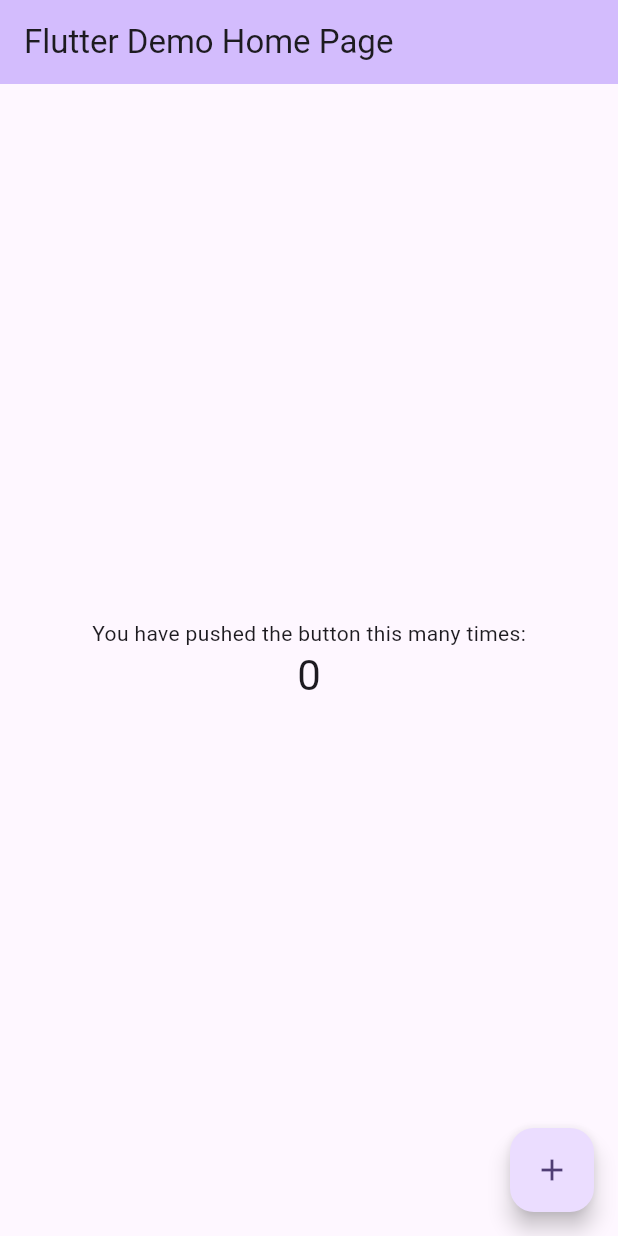
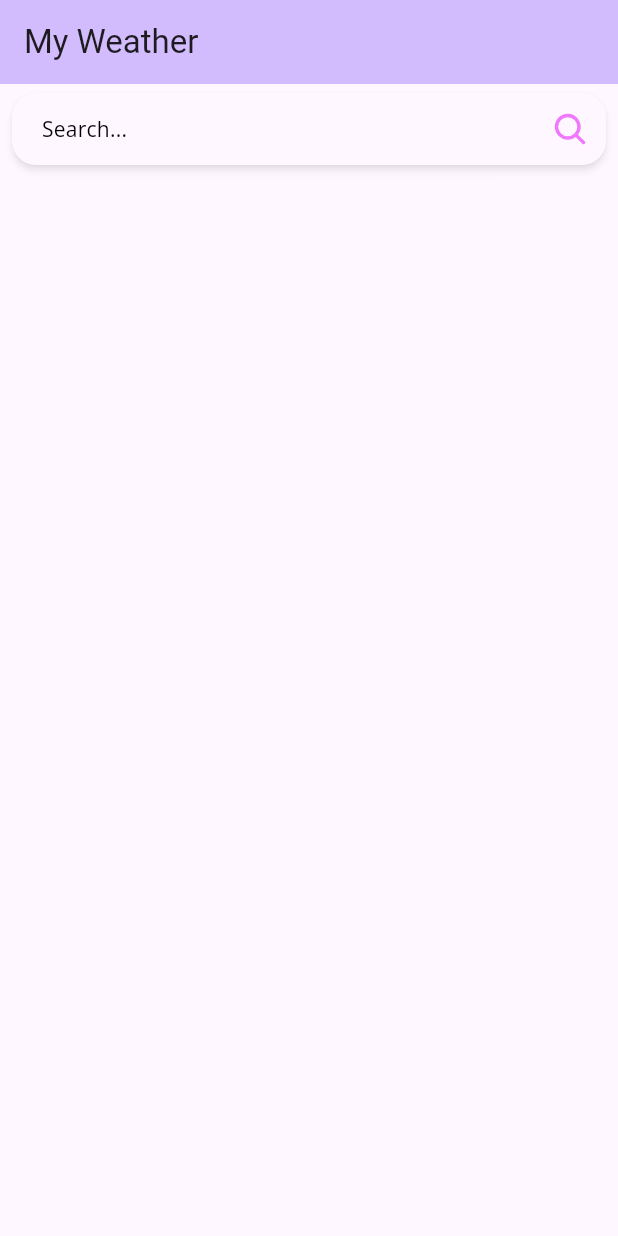
Before and after one commit to Rizqanmr/weather_app, a Flutter app: the screen it shows after launch, on a phone screen of 412 x 824 dp. Run offline on Flutter 3.47's test engine with Material 3 defaults, Android fonts, the phone set to English and light mode, and no system bars; our stand-ins replace google_fonts, material_floating_search_bar_2, phosphor_flutter.

Commit message:
create widget floating search bar

```diff
--- a/lib/main.dart
+++ b/lib/main.dart
@@ -1,4 +1,5 @@
 import 'package:flutter/material.dart';
+import 'package:weather_app/pages/homepage.dart';
 
 void main() {
   runApp(const MyApp());
@@ -11,115 +12,12 @@ class MyApp extends StatelessWidget {
   @override
   Widget build(BuildContext context) {
     return MaterialApp(
-      title: 'Flutter Demo',
+      title: 'My Weather',
       theme: ThemeData(
-        // This is the theme of your application.
-        //
-        // TRY THIS: Try running your application with "flutter run". You'll see
-        // the application has a purple toolbar. Then, without quitting the app,
-        // try changing the seedColor in the colorScheme below to Colors.green
-        // and then invoke "hot reload" (save your changes or press the "hot
-        // reload" button in a Flutter-supported IDE, or press "r" if you used
-        // the command line to start the app).
-        //
-        // Notice that the counter didn't reset back to zero; the application
-        // state is not lost during the reload. To reset the state, use hot
-        // restart instead.
-        //
-        // This works for code too, not just values: Most code changes can be
-        // tested with just a hot reload.
         colorScheme: ColorScheme.fromSeed(seedColor: Colors.deepPurple),
         useMaterial3: true,
       ),
-      home: const MyHomePage(title: 'Flutter Demo Home Page'),
+      home: const Homepage(title: 'My Weather'),
     );
   }
 }
-
-class MyHomePage extends StatefulWidget {
-  const MyHomePage({super.key, required this.title});
-
-  // This widget is the home page of your application. It is stateful, meaning
-  // that it has a State object (defined below) that contains fields that affect
-  // how it looks.
-
-  // This class is the configuration for the state. It holds the values (in this
-  // case the title) provided by the parent (in this case the App widget) and
-  // used by the build method of the State. Fields in a Widget subclass are
-  // always marked "final".
-
-  final String title;
-
-  @override
-  State<MyHomePage> createState() => _MyHomePageState();
-}
-
-class _MyHomePageState extends State<MyHomePage> {
-  int _counter = 0;
-
-  void _incrementCounter() {
-    setState(() {
-      // This call to setState tells the Flutter framework that something has
-      // changed in this State, which causes it to rerun the build method below
-      // so that the display can reflect the updated values. If we changed
-      // _counter without calling setState(), then the build method would not be
-      // called again, and so nothing would appear to happen.
-      _counter++;
-    });
-  }
-
-  @override
-  Widget build(BuildContext context) {
-    // This method is rerun every time setState is called, for instance as done
-    // by the _incrementCounter method above.
-    //
-    // The Flutter framework has been optimized to make rerunning build methods
-    // fast, so that you can just rebuild anything that needs updating rather
-    // than having to individually change instances of widgets.
-    return Scaffold(
-      appBar: AppBar(
-        // TRY THIS: Try changing the color here to a specific color (to
-        // Colors.amber, perhaps?) and trigger a hot reload to see the AppBar
-        // change color while the other colors stay the same.
-        backgroundColor: Theme.of(context).colorScheme.inversePrimary,
-        // Here we take the value from the MyHomePage object that was created by
-        // the App.build method, and use it to set our appbar title.
-        title: Text(widget.title),
-      ),
-      body: Center(
-        // Center is a layout widget. It takes a single child and positions it
-        // in the middle of the parent.
-        child: Column(
-          // Column is also a layout widget. It takes a list of children and
-          // arranges them vertically. By default, it sizes itself to fit its
-          // children horizontally, and tries to be as tall as its parent.
-          //
-          // Column has various properties to control how it sizes itself and
-          // how it positions its children. Here we use mainAxisAlignment to
-          // center the children vertically; the main axis here is the vertical
-          // axis because Columns are vertical (the cross axis would be
-          // horizontal).
-          //
-          // TRY THIS: Invoke "debug painting" (choose the "Toggle Debug Paint"
-          // action in the IDE, or press "p" in the console), to see the
-          // wireframe for each widget.
-          mainAxisAlignment: MainAxisAlignment.center,
-          children: <Widget>[
-            const Text(
-              'You have pushed the button this many times:',
-            ),
-            Text(
-              '$_counter',
-              style: Theme.of(context).textTheme.headlineMedium,
-            ),
-          ],
-        ),
-      ),
-      floatingActionButton: FloatingActionButton(
-        onPressed: _incrementCounter,
-        tooltip: 'Increment',
-        child: const Icon(Icons.add),
-      ), // This trailing comma makes auto-formatting nicer for build methods.
-    );
-  }
-}
--- /dev/null
+++ b/lib/pages/homepage.dart
@@ -0,0 +1,39 @@
+import 'package:flutter/material.dart';
+import 'package:material_floating_search_bar_2/material_floating_search_bar_2.dart';
+import 'package:weather_app/widgets/custom_searchbar.dart';
+
+class Homepage extends StatefulWidget {
+  const Homepage({super.key, required this.title});
+
+  final String title;
+
+  @override
+  State<Homepage> createState() => _HomepageState();
+}
+
+class _HomepageState extends State<Homepage> {
+  FloatingSearchBarController searchBarController = FloatingSearchBarController();
+
+  @override
+  Widget build(BuildContext context) {
+    return Scaffold(
+      appBar: AppBar(
+        backgroundColor: Theme.of(context).colorScheme.inversePrimary,
+        title: Text(widget.title),
+      ),
+      body: Stack(
+        children: [
+          ListView(
+            physics: const BouncingScrollPhysics(),
+            padding: const EdgeInsets.all(12.0).copyWith(
+              top: kToolbarHeight +
+                  MediaQuery.viewPaddingOf(context).top +
+                  24.0,
+            ),
+          ),
+          CustomSearchBar(searchBarController: searchBarController)
+        ],
+      ),// This trailing comma makes auto-formatting nicer for build methods.
+    );
+  }
+}
--- /dev/null
+++ b/lib/themes/colors.dart
@@ -0,0 +1,5 @@
+import 'package:flutter/material.dart';
+
+const Color primaryPurple = Color(0xffef79fa);
+const Color lightPurple = Color(0xffffcafe);
+const Color backgroundWhite = Color(0xffF2F8FF);
--- /dev/null
+++ b/lib/themes/text_styles.dart
@@ -0,0 +1,38 @@
+import 'package:flutter/material.dart';
+import 'package:google_fonts/google_fonts.dart';
+
+TextStyle lightText = GoogleFonts.openSans(
+  fontSize: 12,
+  fontWeight: FontWeight.w300,
+  color: Colors.black,
+);
+
+TextStyle regularText = GoogleFonts.openSans(
+  fontSize: 14,
+  fontWeight: FontWeight.w400,
+  color: Colors.black,
+);
+
+TextStyle mediumText = GoogleFonts.openSans(
+  fontSize: 16,
+  fontWeight: FontWeight.w500,
+  color: Colors.black,
+);
+
+TextStyle semiboldText = GoogleFonts.openSans(
+  fontSize: 18,
+  fontWeight: FontWeight.w600,
+  color: Colors.black,
+);
+
+TextStyle boldText = GoogleFonts.openSans(
+  fontSize: 20,
+  fontWeight: FontWeight.w700,
+  color: Colors.black,
+);
+
+TextStyle blackText = GoogleFonts.openSans(
+  fontSize: 24,
+  fontWeight: FontWeight.w900,
+  color: Colors.black,
+);
--- /dev/null
+++ b/lib/widgets/custom_searchbar.dart
@@ -0,0 +1,119 @@
+import 'package:flutter/material.dart';
+import 'package:material_floating_search_bar_2/material_floating_search_bar_2.dart';
+import 'package:phosphor_flutter/phosphor_flutter.dart';
+import 'package:weather_app/themes/colors.dart';
+
+import '../themes/text_styles.dart';
+
+class CustomSearchBar extends StatefulWidget {
+  final FloatingSearchBarController searchBarController;
+  const CustomSearchBar({
+    Key? key,
+    required this.searchBarController,
+  }) : super(key: key);
+
+  @override
+  State<CustomSearchBar> createState() => _CustomSearchBarState();
+}
+
+class _CustomSearchBarState extends State<CustomSearchBar> {
+  List<String> _citiesSuggestion = [
+    'New York',
+    'Tokyo',
+    'Dubai',
+    'London',
+    'Singapore',
+    'Sydney',
+    'Wellington'
+  ];
+
+  @override
+  Widget build(BuildContext context) {
+    return FloatingSearchBar(
+      controller: widget.searchBarController,
+      hint: 'Search...',
+      clearQueryOnClose: false,
+      scrollPadding: const EdgeInsets.only(top: 16.0, bottom: 56.0),
+      transitionDuration: const Duration(milliseconds: 400),
+      borderRadius: BorderRadius.circular(16.0),
+      transitionCurve: Curves.easeInOut,
+      accentColor: primaryPurple,
+      hintStyle: regularText,
+      queryStyle: regularText,
+      physics: const BouncingScrollPhysics(),
+      elevation: 2.0,
+      debounceDelay: const Duration(milliseconds: 500),
+      onQueryChanged: (query) {},
+      onSubmitted: (query) async {
+        widget.searchBarController.close();
+        // await Provider.of<WeatherProvider>(context, listen: false)
+        //     .searchWeather(query);
+      },
+      transition: CircularFloatingSearchBarTransition(),
+      actions: [
+        const FloatingSearchBarAction(
+          showIfOpened: false,
+          child: PhosphorIcon(
+            PhosphorIconsBold.magnifyingGlass,
+            color: primaryPurple,
+          ),
+        ),
+        FloatingSearchBarAction.icon(
+          showIfClosed: false,
+          showIfOpened: true,
+          icon: const PhosphorIcon(
+            PhosphorIconsBold.x,
+            color: primaryPurple,
+          ),
+          onTap: () {
+            if (widget.searchBarController.query.isEmpty) {
+              widget.searchBarController.close();
+            } else {
+              widget.searchBarController.clear();
+            }
+          },
+        ),
+      ],
+      builder: (context, transition) {
+        return ClipRRect(
+          borderRadius: BorderRadius.circular(8.0),
+          child: Material(
+            color: Colors.white,
+            elevation: 4.0,
+            child: ListView.separated(
+              shrinkWrap: true,
+              physics: const BouncingScrollPhysics(),
+              padding: EdgeInsets.zero,
+              itemCount: _citiesSuggestion.length,
+              itemBuilder: (context, index) {
+                String data = _citiesSuggestion[index];
+                return InkWell(
+                  onTap: () async {
+                    widget.searchBarController.query = data;
+                    widget.searchBarController.close();
+                    // await Provider.of<WeatherProvider>(context, listen: false)
+                    //     .searchWeather(data);
+                  },
+                  child: Container(
+                    padding: const EdgeInsets.all(22.0),
+                    child: Row(
+                      children: [
+                        const PhosphorIcon(PhosphorIconsFill.mapPin),
+                        const SizedBox(width: 22.0),
+                        Text(data, style: mediumText),
+                      ],
+                    ),
+                  ),
+                );
+              },
+              separatorBuilder: (context, index) => const Divider(
+                thickness: 1.0,
+                height: 0.0,
+              ),
+            ),
+          ),
+        );
+      },
+    );
+  }
+}
```
Also changed, not shown: 1 other file.
